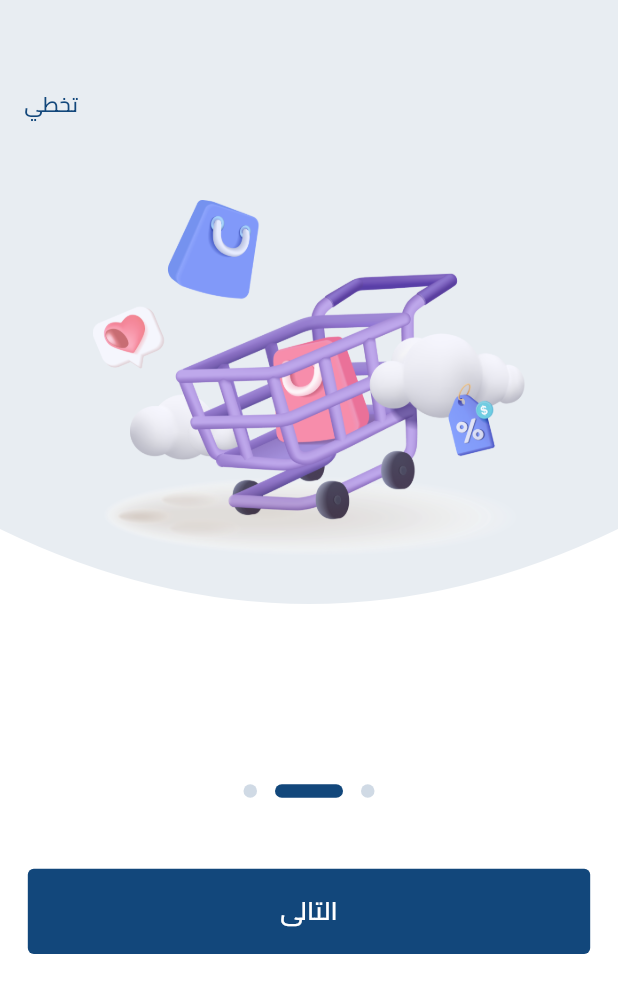
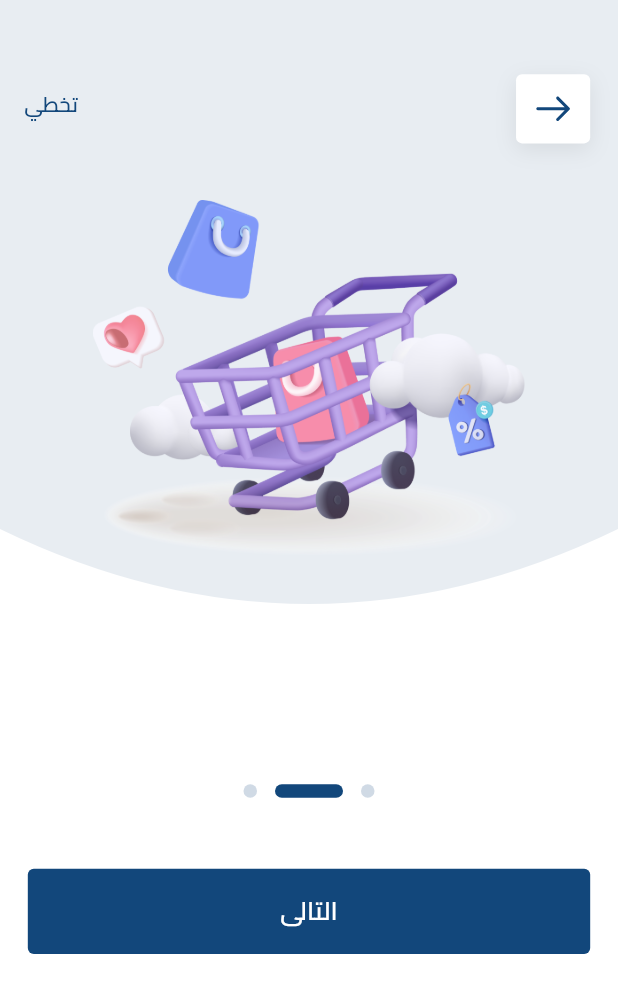
Before and after one commit to digiflycompany/mega_top_mobile, a Flutter app: the screen it shows after launch, swiped to page 2, on a phone screen of 412 x 824 dp. Shown: the top 993 px of the screen. Run offline on Flutter 3.47's test engine with Material 3 defaults, Android fonts, the phone set to English and light mode, and no system bars; drawn by our look-alikes of dots_indicator; our stand-ins replace flutter_svg.

Commit message:
Back Arrow Reusable Class

```diff
--- a/lib/core/utils/app_assets.dart
+++ b/lib/core/utils/app_assets.dart
@@ -10,5 +10,6 @@ class AppAssets {
   static const String hardDiskIcon = "$imagesPath/hardIcon.png";
   static const String cameraIcon = "$imagesPath/cameraIcon.png";
   static const String boardingCart = "$imagesPath/boardingCart.png";
+  static const String backArrow = "$svgPath/back_arrow.svg";
 
 }
--- a/lib/core/utils/app_color.dart
+++ b/lib/core/utils/app_color.dart
@@ -7,4 +7,5 @@ class AppColors {
   static const Color primaryColor =Color.fromRGBO(18, 71, 123, 1);
   static const Color greyTextColor =Color.fromRGBO(128, 128, 128, 1);
   static const Color dotsColor =Color.fromRGBO(208, 218, 229, 1);
+  static const Color shadowColor =Color.fromRGBO(0, 0, 0, 0.08);
 }
--- a/lib/core/utils/app_string.dart
+++ b/lib/core/utils/app_string.dart
@@ -6,6 +6,7 @@ class AppStrings {
   static const String next='التالى';
   static const String previous='السابق';
   static const String exploreOurDigitalProducts='تصفح منتجاتنا الإكترونية';
+  static const String addYourProductsToCart='أضف منتجاتك إلى سلة التسوق';
   static const String onBoardingDescription='يتم استخدام نص لوريم الملء من قبل مصممي الجرافيك والمبرمجين والطابعات بهدف شغل مساحات موقع ويب أو منتج إعلاني أو إنتاج تحريري لم يكن نصه النهائي جاهزًا بعد.';
 
 }
--- /dev/null
+++ b/lib/core/widgets/back_arrow_icon.dart
@@ -0,0 +1,37 @@
+import 'package:flutter/material.dart';
+import 'package:flutter_svg/svg.dart';
+import 'package:mega_top_mobile/core/utils/media_query.dart';
+import '../utils/app_assets.dart';
+import '../utils/app_color.dart';
+
+class BackArrow extends StatelessWidget {
+  final Function()? onTap;
+  const BackArrow({super.key,this.onTap});
+
+  @override
+  Widget build(BuildContext context) {
+    return InkWell(
+      splashColor: Colors.transparent,
+      onTap:onTap,
+      child: Container(
+        width: context.width*0.12,
+        height: context.height*0.056,
+        decoration: BoxDecoration(
+          borderRadius: BorderRadius.circular(4),
+          color: Colors.white,
+          boxShadow: const [
+            BoxShadow(
+              color: AppColors.shadowColor,
+              offset: Offset(0, 4),
+              blurRadius: 12,
+              spreadRadius: 0,
+            ),
+          ],
+        ),
+        child:Transform.scale(
+            scale: 0.53,
+            child: SvgPicture.asset(AppAssets.backArrow)),
+      ),
+    );
+  }
+}
--- a/lib/features/on_boarding_screens/presentation/widgets/header_onboarding_2.dart
+++ b/lib/features/on_boarding_screens/presentation/widgets/header_onboarding_2.dart
@@ -1,6 +1,7 @@
 import 'package:flutter/cupertino.dart';
 import 'package:flutter/material.dart';
 import 'package:mega_top_mobile/core/utils/media_query.dart';
+import 'package:mega_top_mobile/core/widgets/back_arrow_icon.dart';
 import 'package:mega_top_mobile/features/on_boarding_screens/presentation/widgets/curved_container.dart';
 import 'package:mega_top_mobile/features/on_boarding_screens/presentation/widgets/skip_text.dart';
 import '../../../../core/utils/app_assets.dart';
@@ -21,6 +22,13 @@ class SecondHeader extends StatelessWidget {
               scale: 0.7,
               child: Image.asset(AppAssets.boardingCart)),
         ),
+        Align(
+          alignment: AlignmentDirectional.centerEnd,
+          child: Padding(
+            padding:  EdgeInsets.only(top: context.width*0.12,right: context.width*0.045),
+            child: const BackArrow(),
+          ),
+        ),
         /// Skip Text ///
         SkipText(
           onTap: (){
```
Also changed, not shown: assets/svg/back_arrow.svg (added).
